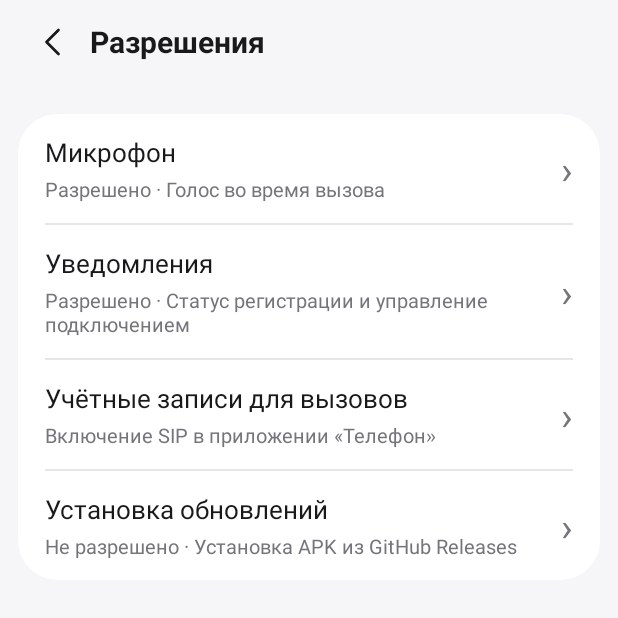
After one commit to spark108/sip_for_samsung, an Android app: the PermissionsActivity screen opened directly, with no data from a screen before it, on a phone screen of 412 x 824 dp, the top half of it. The commit adds this screen. Run offline under Robolectric (Android 15) with nearby library versions, the phone set to English and light mode, and no system bars; pictures from the network do not load.

Commit message:
Release SIP 1.0.0
Add permission management, app information, and signed APK updates through GitHub Releases. Publish sources under GNU GPL v3.

```diff
--- a/app/build.gradle
+++ b/app/build.gradle
@@ -8,8 +8,8 @@ android {
         applicationId 'ru.spark108.sipphoneservice'
         minSdk 29
         targetSdk 36
-        versionCode 3
-        versionName '0.3'
+        versionCode 4
+        versionName '1.0.0'
     }
     compileOptions {
         sourceCompatibility JavaVersion.VERSION_17
--- /dev/null
+++ b/app/src/main/java/ru/spark108/sipphoneservice/PermissionsActivity.java
@@ -0,0 +1,67 @@
+package ru.spark108.sipphoneservice;
+
+import android.Manifest;
+import android.app.Activity;
+import android.app.NotificationChannel;
+import android.app.NotificationManager;
+import android.content.Intent;
+import android.os.Build;
+import android.os.Bundle;
+import android.provider.Settings;
+
+public final class PermissionsActivity extends Activity {
+    private static final int REQUEST_MICROPHONE = 1;
+    private static final int REQUEST_NOTIFICATIONS = 2;
+
+    @Override public void onCreate(Bundle state) {
+        super.onCreate(state);
+        setContentView(R.layout.activity_permissions);
+        SettingsUi.header(this, R.string.permissions_title);
+        SettingsUi.row(findViewById(R.id.call_permissions_row), getString(R.string.call_accounts_title),
+            getString(R.string.call_accounts_purpose), this::openCallAccounts);
+    }
+
+    @Override public void onResume() {
+        super.onResume();
+        refresh();
+    }
+
+    @Override public void onRequestPermissionsResult(int request, String[] permissions, int[] grants) {
+        super.onRequestPermissionsResult(request, permissions, grants);
+        SettingsUi.recordPermissionResult(this, permissions, grants);
+        refresh();
+    }
+
+    private void refresh() {
+        permissionRow(R.id.microphone_row, R.string.microphone_title, R.string.microphone_purpose,
+            SettingsUi.granted(this, Manifest.permission.RECORD_AUDIO),
+            () -> SettingsUi.requestOrOpen(this, Manifest.permission.RECORD_AUDIO, REQUEST_MICROPHONE, SettingsUi.appDetails(this)));
+        NotificationManager manager = getSystemService(NotificationManager.class);
+        NotificationChannel channel = manager.getNotificationChannel(SipService.CHANNEL);
+        boolean notificationsEnabled = manager.areNotificationsEnabled()
+            && (channel == null || channel.getImportance() != NotificationManager.IMPORTANCE_NONE);
+        permissionRow(R.id.notifications_row, R.string.notifications_title, R.string.notifications_purpose,
+            notificationsEnabled, this::notifications);
+        permissionRow(R.id.install_updates_row, R.string.install_updates_title, R.string.install_updates_purpose,
+            getPackageManager().canRequestPackageInstalls(), () -> SettingsUi.open(this, SettingsUi.installSettings(this)));
+    }
+
+    private void permissionRow(int row, int title, int purpose, boolean allowed, Runnable click) {
+        String status = getString(allowed ? R.string.permission_allowed : R.string.permission_denied);
+        SettingsUi.row(findViewById(row), getString(title), getString(R.string.permission_summary, status, getString(purpose)), click);
+    }
+
+    private void notifications() {
+        Intent settings = new Intent(Settings.ACTION_APP_NOTIFICATION_SETTINGS).putExtra(Settings.EXTRA_APP_PACKAGE, getPackageName());
+        if (Build.VERSION.SDK_INT >= Build.VERSION_CODES.TIRAMISU) {
+            SettingsUi.requestOrOpen(this, Manifest.permission.POST_NOTIFICATIONS, REQUEST_NOTIFICATIONS, settings);
+        } else {
+            SettingsUi.open(this, settings);
+        }
+    }
+
+    private void openCallAccounts() {
+        if (Config.load(this).valid()) SipConnectionService.register(this);
+        SettingsUi.openCallAccounts(this);
+    }
+}
--- /dev/null
+++ b/app/src/main/java/ru/spark108/sipphoneservice/SettingsUi.java
@@ -0,0 +1,76 @@
+package ru.spark108.sipphoneservice;
+
+import android.app.Activity;
+import android.content.ActivityNotFoundException;
+import android.content.Context;
+import android.content.Intent;
+import android.content.SharedPreferences;
+import android.content.pm.PackageManager;
+import android.net.Uri;
+import android.provider.Settings;
+import android.telecom.TelecomManager;
+import android.view.View;
+import android.widget.TextView;
+import android.widget.Toast;
+
+final class SettingsUi {
+    private SettingsUi() { }
+
+    static void header(Activity activity, int title) {
+        activity.<TextView>findViewById(R.id.settings_title).setText(title);
+        activity.findViewById(R.id.settings_back).setOnClickListener(v -> activity.finish());
+    }
+
+    static void row(View view, String title, String summary, Runnable click) {
+        view.<TextView>findViewById(R.id.row_title).setText(title);
+        TextView subtitle = view.findViewById(R.id.row_summary);
+        subtitle.setText(summary);
+        subtitle.setVisibility(summary.isEmpty() ? View.GONE : View.VISIBLE);
+        view.setOnClickListener(v -> click.run());
+    }
+
+    static boolean granted(Context context, String permission) {
+        return context.checkSelfPermission(permission) == PackageManager.PERMISSION_GRANTED;
+    }
+
+    static void requestOrOpen(Activity activity, String permission, int request, Intent settings) {
+        boolean denied = permissionHistory(activity).getBoolean(permission, false);
+        if (granted(activity, permission) || (denied && !activity.shouldShowRequestPermissionRationale(permission))) {
+            open(activity, settings);
+        } else {
+            activity.requestPermissions(new String[] { permission }, request);
+        }
+    }
+
+    static void recordPermissionResult(Context context, String[] permissions, int[] grants) {
+        if (permissions.length != 1 || grants.length != 1) return;
+        permissionHistory(context).edit().putBoolean(permissions[0], grants[0] != PackageManager.PERMISSION_GRANTED).apply();
+    }
+
+    private static SharedPreferences permissionHistory(Context context) {
+        return context.getSharedPreferences("permission_requests", Context.MODE_PRIVATE);
+    }
+
+    static Intent appDetails(Context context) { return packageSettings(context, Settings.ACTION_APPLICATION_DETAILS_SETTINGS); }
+    static Intent installSettings(Context context) { return packageSettings(context, Settings.ACTION_MANAGE_UNKNOWN_APP_SOURCES); }
+
+    private static Intent packageSettings(Context context, String action) {
+        return new Intent(action, Uri.fromParts("package", context.getPackageName(), null));
+    }
+
+    static void openCallAccounts(Activity activity) {
+        try {
+            activity.startActivity(new Intent(TelecomManager.ACTION_CHANGE_PHONE_ACCOUNTS));
+        } catch (ActivityNotFoundException | SecurityException e) {
+            open(activity, new Intent(Settings.ACTION_SETTINGS));
+        }
+    }
+
+    static void open(Activity activity, Intent intent) {
+        try {
+            activity.startActivity(intent);
+        } catch (ActivityNotFoundException | SecurityException e) {
+            Toast.makeText(activity, R.string.settings_unavailable, Toast.LENGTH_SHORT).show();
+        }
+    }
+}
--- a/app/src/main/java/ru/spark108/sipphoneservice/SipService.java
+++ b/app/src/main/java/ru/spark108/sipphoneservice/SipService.java
@@ -33,7 +33,7 @@ import org.linphone.core.RegistrationState;
 
 public final class SipService extends Service {
     private static final String TAG = "SIPPhoneService";
-    private static final String CHANNEL = "sip_registration";
+    static final String CHANNEL = "sip_registration";
     private static final String ACTION_STOP = "stop";
     static final String ACTION_STATUS = "ru.spark108.sipphoneservice.STATUS";
     private static SipService active;
--- /dev/null
+++ b/app/src/main/res/drawable/ic_back.xml
@@ -0,0 +1,5 @@
+<vector xmlns:android="http://schemas.android.com/apk/res/android"
+    android:width="24dp" android:height="24dp" android:viewportWidth="24" android:viewportHeight="24">
+    <path android:pathData="M15,4L7,12L15,20" android:strokeWidth="1.8"
+        android:strokeLineCap="round" android:strokeLineJoin="round" android:strokeColor="@color/settings_text" />
+</vector>
--- a/app/src/main/res/layout/activity_main.xml
+++ b/app/src/main/res/layout/activity_main.xml
@@ -41,7 +41,9 @@
             android:paddingStart="18dp" android:paddingTop="26dp" android:paddingBottom="9dp" />
         <LinearLayout android:layout_width="match_parent" android:layout_height="wrap_content" android:orientation="vertical"
             android:background="@drawable/settings_card" android:clipToOutline="true">
-            <include android:id="@+id/notifications_row" layout="@layout/setting_row" />
+            <include android:id="@+id/permissions_row" layout="@layout/setting_row" />
+            <View android:layout_width="match_parent" android:layout_height="1dp" android:layout_marginStart="18dp" android:background="@color/settings_divider" />
+            <include android:id="@+id/about_row" layout="@layout/setting_row" />
         </LinearLayout>
         <TextView android:layout_width="match_parent" android:layout_height="wrap_content"
             android:text="Для входящих вызовов оставьте SIP включённым. После перезагрузки телефона подключите его снова."
--- /dev/null
+++ b/app/src/main/res/layout/activity_permissions.xml
@@ -0,0 +1,22 @@
+<ScrollView xmlns:android="http://schemas.android.com/apk/res/android"
+    android:layout_width="match_parent" android:layout_height="match_parent" android:fillViewport="true"
+    android:background="@color/settings_background" android:fitsSystemWindows="true">
+
+    <LinearLayout android:layout_width="match_parent" android:layout_height="wrap_content"
+        android:orientation="vertical" android:paddingHorizontal="12dp" android:paddingBottom="24dp">
+
+        <include layout="@layout/settings_header" />
+
+        <LinearLayout android:layout_width="match_parent" android:layout_height="wrap_content"
+            android:layout_marginTop="20dp" android:background="@drawable/settings_card" android:clipToOutline="true"
+            android:orientation="vertical">
+            <include android:id="@+id/microphone_row" layout="@layout/setting_row" />
+            <View android:layout_width="match_parent" android:layout_height="1dp" android:layout_marginHorizontal="18dp" android:background="@color/settings_divider" />
+            <include android:id="@+id/notifications_row" layout="@layout/setting_row" />
+            <View android:layout_width="match_parent" android:layout_height="1dp" android:layout_marginHorizontal="18dp" android:background="@color/settings_divider" />
+            <include android:id="@+id/call_permissions_row" layout="@layout/setting_row" />
+            <View android:layout_width="match_parent" android:layout_height="1dp" android:layout_marginHorizontal="18dp" android:background="@color/settings_divider" />
+            <include android:id="@+id/install_updates_row" layout="@layout/setting_row" />
+        </LinearLayout>
+    </LinearLayout>
+</ScrollView>
--- /dev/null
+++ b/app/src/main/res/layout/settings_header.xml
@@ -0,0 +1,12 @@
+<LinearLayout xmlns:android="http://schemas.android.com/apk/res/android"
+    android:layout_width="match_parent" android:layout_height="wrap_content"
+    android:minHeight="56dp" android:gravity="center_vertical" android:paddingEnd="12dp"
+    android:orientation="horizontal">
+
+    <ImageButton android:id="@+id/settings_back" android:layout_width="48dp" android:layout_height="48dp"
+        android:background="?android:attr/selectableItemBackgroundBorderless" android:src="@drawable/ic_back"
+        android:contentDescription="@string/navigate_back" />
+
+    <TextView android:id="@+id/settings_title" android:layout_width="0dp" android:layout_height="wrap_content"
+        android:layout_weight="1" android:textColor="@color/settings_text" android:textSize="20sp" android:textStyle="bold" />
+</LinearLayout>
--- a/app/src/main/res/values/strings.xml
+++ b/app/src/main/res/values/strings.xml
@@ -4,4 +4,40 @@
     <string name="sip_registered">Зарегистрирован</string>
     <string name="sip_registering">Регистрация</string>
     <string name="sip_offline">Не в сети</string>
+    <string name="navigate_back">Назад</string>
+    <string name="permissions_title">Разрешения</string>
+    <string name="about_title">О программе</string>
+    <string name="microphone_title">Микрофон</string>
+    <string name="microphone_purpose">Голос во время вызова</string>
+    <string name="notifications_title">Уведомления</string>
+    <string name="notifications_purpose">Статус регистрации и управление подключением</string>
+    <string name="call_accounts_title">Учётные записи для вызовов</string>
+    <string name="call_accounts_purpose">Включение SIP в приложении «Телефон»</string>
+    <string name="install_updates_title">Установка обновлений</string>
+    <string name="install_updates_purpose">Установка APK из GitHub Releases</string>
+    <string name="permission_allowed">Разрешено</string>
+    <string name="permission_denied">Не разрешено</string>
+    <string name="permission_summary">%1$s · %2$s</string>
+    <string name="settings_unavailable">Не удалось открыть настройки</string>
+    <string name="about_description">Звонки через SIP в штатном приложении «Телефон».</string>
+    <string name="about_author">Автор</string>
+    <string name="about_author_name">Первушин Виктор Олегович (Spark108)</string>
+    <string name="about_version">Версия %1$s</string>
+    <string name="update_checking">Проверка обновлений…</string>
+    <string name="update_latest">Установлена последняя версия</string>
+    <string name="update_no_release">На GitHub пока нет опубликованных релизов</string>
+    <string name="update_available">Доступна версия %1$s</string>
+    <string name="update_action">Обновить</string>
+    <string name="update_install_action">Установить</string>
+    <string name="update_retry">Повторить</string>
+    <string name="update_check_failed">Не удалось проверить обновления</string>
+    <string name="update_missing_asset">Для версии %1$s на GitHub нет подходящего APK</string>
+    <string name="update_need_permission">Разрешите установку обновлений для SIP</string>
+    <string name="update_downloading">Загрузка обновления…</string>
+    <string name="update_download_progress">Загрузка обновления · %1$d%%</string>
+    <string name="update_verifying">Проверка загруженного APK…</string>
+    <string name="update_download_failed">Не удалось загрузить обновление</string>
+    <string name="update_bad_apk">APK не прошёл проверку версии или целостности</string>
+    <string name="update_bad_signature">Подпись APK отличается от подписи установленного SIP</string>
+    <string name="update_install_failed">Не удалось открыть установщик Android</string>
 </resources>
--- /dev/null
+++ b/app/src/main/res/xml/update_file_paths.xml
@@ -0,0 +1,3 @@
+<paths>
+    <cache-path name="updates" path="updates/" />
+</paths>
```
Also changed, not shown: app/src/main/AndroidManifest.xml (+7 -0 lines), app/src/main/java/ru/spark108/sipphoneservice/AboutActivity.java (added, +175 -0 lines), app/src/main/java/ru/spark108/sipphoneservice/GitHubUpdates.java (added, +214 -0 lines), app/src/main/java/ru/spark108/sipphoneservice/MainActivity.java (+15 -25 lines), app/src/main/res/drawable/about_update_button.xml (added, +8 -0 lines), app/src/main/res/layout/activity_about.xml (added, +54 -0 lines), 2 other files.
